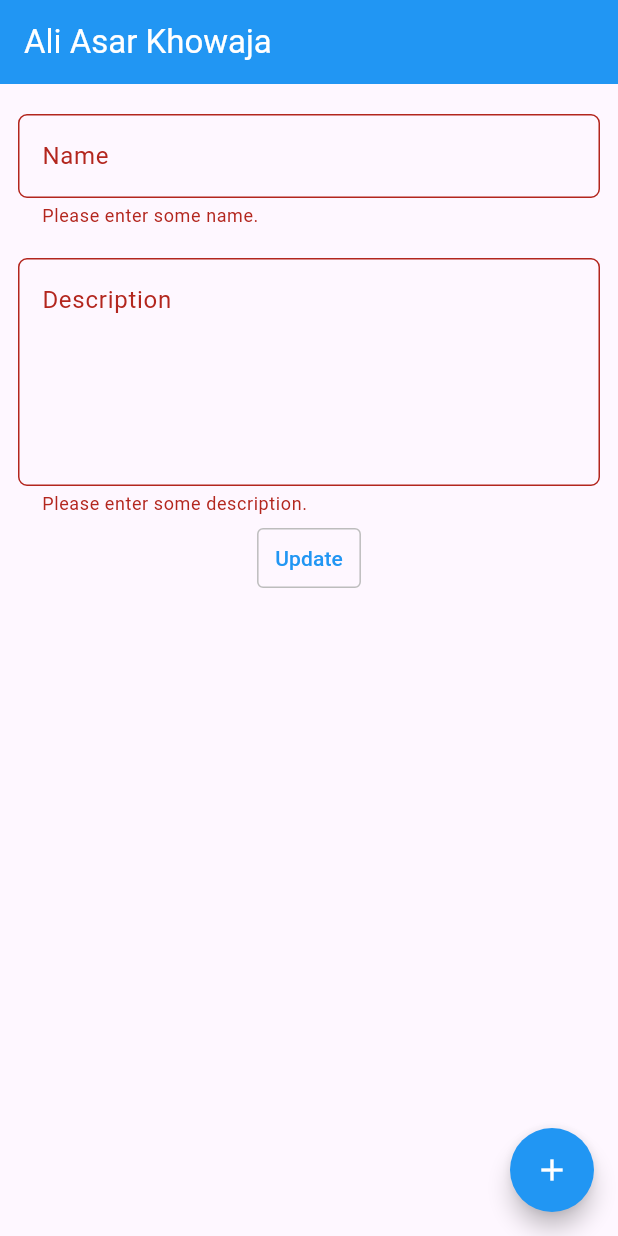
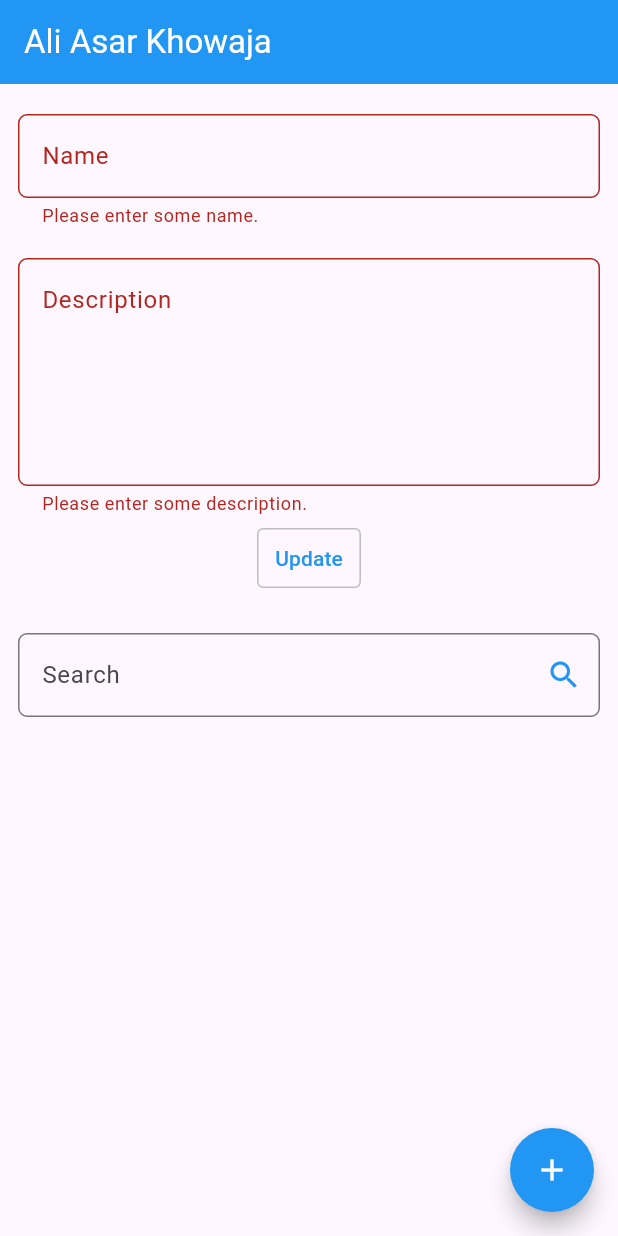
Before and after one commit to aliasar1/Task-App-Sqflite-Flutter, a Flutter app: the screen it shows after launch, after a tap on "Update", after a tap on the "add" icon, on a phone screen of 412 x 824 dp. Run offline on Flutter 3.47's test engine with Material 3 defaults, Android fonts, the phone set to English and light mode, and no system bars; our stand-ins replace sqflite; accounts and stored records are empty.

Commit message:
Added Search and Duplication Feature.

```diff
--- a/lib/home_page.dart
+++ b/lib/home_page.dart
@@ -1,3 +1,4 @@
+// ignore_for_file: use_build_context_synchronously
 import 'package:flutter/material.dart';
 
 import 'database_helper.dart';
@@ -16,8 +17,10 @@ class _MyHomePageState extends State<MyHomePage> {
   final _formKey = GlobalKey<FormState>();
   final nameController = TextEditingController();
   final descriptionController = TextEditingController();
+  final searchController = TextEditingController();
   int? noteKey;
   int? noteIndex;
+  String? noteName;
 
   @override
   void initState() {
@@ -70,11 +73,25 @@ class _MyHomePageState extends State<MyHomePage> {
     });
   }
 
+  Future<bool> _checkDuplication(String text) async {
+    return await dbHelper.checkDuplication(text);
+  }
+
+  void _searchByName() async {
+    List<Note> searchResults =
+        await dbHelper.searchByName(searchController.text.trim());
+    setState(() {
+      _notes = searchResults;
+    });
+  }
+
   void clearFields() {
     nameController.clear();
     descriptionController.clear();
+    searchController.clear();
     noteIndex = null;
     noteKey = null;
+    noteName = null;
   }
 
   @override
@@ -169,15 +186,27 @@ class _MyHomePageState extends State<MyHomePage> {
                       SizedBox(
                         height: 40,
                         child: TextButton(
-                          onPressed: () {
+                          onPressed: () async {
                             if (_formKey.currentState!.validate()) {
                               if (noteIndex == null || noteKey == null) {
                                 showSnackbar(
-                                    'To perform update operation, please select a note first.');
+                                    'To perform the update operation, please select a note first.');
                                 FocusScope.of(context).unfocus();
                               } else {
-                                _updateNote(noteIndex!, noteKey!);
-                                showSnackbar('Note updated successfully.');
+                                if (noteName != nameController.text) {
+                                  bool isDuplicate = await _checkDuplication(
+                                      nameController.text.trim());
+                                  if (!isDuplicate) {
+                                    _updateNote(noteIndex!, noteKey!);
+                                    showSnackbar('Note updated successfully.');
+                                  } else {
+                                    showSnackbar(
+                                        'Please try another note name to avoid duplication.');
+                                  }
+                                } else {
+                                  _updateNote(noteIndex!, noteKey!);
+                                  showSnackbar('Note updated successfully.');
+                                }
                                 FocusScope.of(context).unfocus();
                               }
                             }
@@ -201,6 +230,40 @@ class _MyHomePageState extends State<MyHomePage> {
                   ),
                 ),
               ),
+              const SizedBox(
+                height: 10,
+              ),
+              Container(
+                margin:
+                    const EdgeInsets.symmetric(vertical: 10, horizontal: 12),
+                child: TextFormField(
+                  controller: searchController,
+                  autofocus: false,
+                  decoration: InputDecoration(
+                    alignLabelWithHint: true,
+                    labelText: "Search",
+                    suffixIcon: const Icon(Icons.search, color: Colors.blue),
+                    hintText: "Search note by name",
+                    floatingLabelStyle: const TextStyle(
+                      color: Colors.blue,
+                      fontSize: 20,
+                    ),
+                    border: OutlineInputBorder(
+                      borderRadius: BorderRadius.circular(6.0),
+                      borderSide:
+                          const BorderSide(color: Colors.blue, width: 1),
+                    ),
+                    focusedErrorBorder: OutlineInputBorder(
+                      borderRadius: BorderRadius.circular(6.0),
+                      borderSide:
+                          const BorderSide(color: Colors.blue, width: 1),
+                    ),
+                  ),
+                  onChanged: (_) {
+                    _searchByName();
+                  },
+                ),
+              ),
               ListView.builder(
                 shrinkWrap: true,
                 physics: const NeverScrollableScrollPhysics(),
@@ -220,6 +283,7 @@ class _MyHomePageState extends State<MyHomePage> {
                                 _notes[index].description;
                             noteIndex = index;
                             noteKey = _notes[index].id;
+                            noteName = _notes[index].name;
                           },
                         ),
                         IconButton(
@@ -241,10 +305,17 @@ class _MyHomePageState extends State<MyHomePage> {
         floatingActionButton: FloatingActionButton(
           shape: const CircleBorder(),
           backgroundColor: Colors.blue,
-          onPressed: () {
+          onPressed: () async {
             if (_formKey.currentState!.validate()) {
-              _addNote();
-              showSnackbar('Note added successfully.');
+              bool isDuplicate =
+                  await _checkDuplication(nameController.text.trim());
+              if (!isDuplicate) {
+                _addNote();
+                showSnackbar('Note added successfully.');
+              } else {
+                showSnackbar(
+                    'Please try another note name to avoid duplication.');
+              }
               FocusScope.of(context).unfocus();
             }
           },
```
Also changed, not shown: lib/database_helper.dart (+18 -0 lines).
